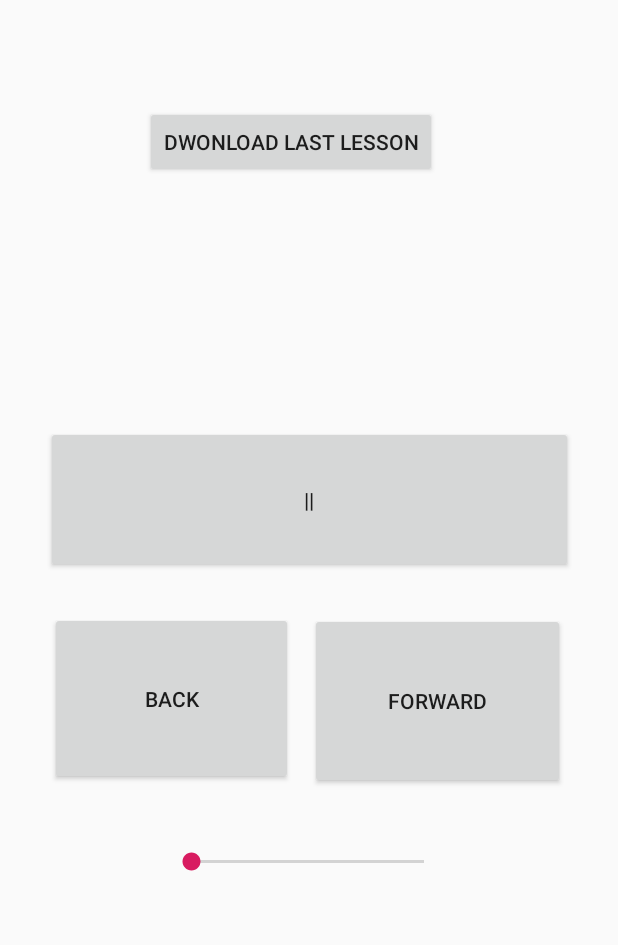
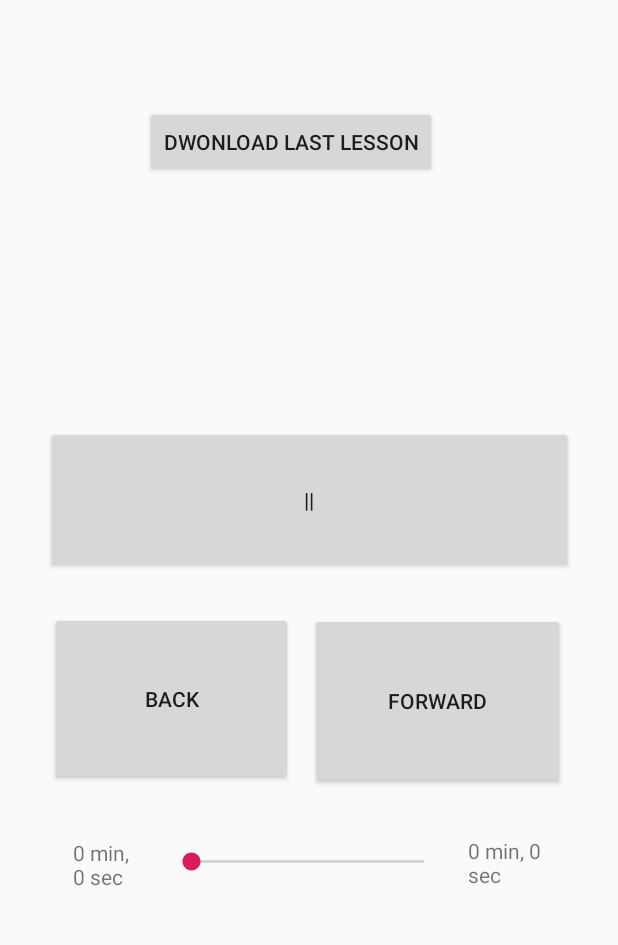
Before and after one commit to moziel1234/gmara-for-drivers, an Android app: the screen it shows after launch (MainActivity), after a tap on an icon or button, on a phone screen of 412 x 824 dp, the part 84-1029 px from its top. Run offline under Robolectric (Android 15) with nearby library versions, the phone set to English and light mode, and no system bars; 5 statements that could not run were skipped.

Commit message:
Times looks OK need to improve start time label

```diff
--- a/app/src/main/java/com/example/gmara/MainActivity.java
+++ b/app/src/main/java/com/example/gmara/MainActivity.java
@@ -24,6 +24,7 @@ import androidx.appcompat.widget.Toolbar;
 
 import java.io.FileFilter;
 import java.util.Calendar;
+import java.util.concurrent.TimeUnit;
 
 public class MainActivity extends AppCompatActivity {
     public static long downloadID;
@@ -40,6 +41,7 @@ public class MainActivity extends AppCompatActivity {
     public static int oneTimeOnly = 0;
     private Handler myHandler = new Handler();
     private SeekBar seekbar;
+    private TextView leftTime, rightTime;
 
     public BroadcastReceiver onDownloadComplete = new BroadcastReceiver() {
         @Override
@@ -71,6 +73,8 @@ public class MainActivity extends AppCompatActivity {
         final Button btnPlayPause = (Button)findViewById(R.id.btnPlayPause);
         final Button btnForward = (Button)findViewById(R.id.btnForward);
         final Button btnBack = (Button)findViewById(R.id.btnBack);
+        leftTime = (TextView)findViewById(R.id.textViewLest);
+        rightTime = (TextView)findViewById(R.id.textViewRight);
         seekbar = (SeekBar)findViewById(R.id.seekBar);
 
         // Set Download time to 2 AM
@@ -147,6 +151,20 @@ public class MainActivity extends AppCompatActivity {
 
                     seekbar.setProgress((int)startTime);
                     myHandler.postDelayed(UpdateSongTime,100);
+
+                    rightTime.setText(String.format("%d min, %d sec",
+                            TimeUnit.MILLISECONDS.toMinutes((long) finalTime),
+                            TimeUnit.MILLISECONDS.toSeconds((long) finalTime) -
+                                    TimeUnit.MINUTES.toSeconds(TimeUnit.MILLISECONDS.toMinutes((long)
+                                            finalTime)))
+                    );
+
+                    leftTime.setText(String.format("%d min, %d sec",
+                            TimeUnit.MILLISECONDS.toMinutes((long) startTime),
+                            TimeUnit.MILLISECONDS.toSeconds((long) startTime) -
+                                    TimeUnit.MINUTES.toSeconds(TimeUnit.MILLISECONDS.toMinutes((long)
+                                            startTime)))
+                    );
                 }
                 else {
                     btnPlayPause.setText(">");
@@ -163,15 +181,15 @@ public class MainActivity extends AppCompatActivity {
     private Runnable UpdateSongTime = new Runnable() {
         public void run() {
             startTime = mediaPlayer.getCurrentPosition();
-            /*
-            tx1.setText(String.format("%d min, %d sec",
+
+            rightTime,.setText(String.format("%d min, %d sec",
                     TimeUnit.MILLISECONDS.toMinutes((long) startTime),
                     TimeUnit.MILLISECONDS.toSeconds((long) startTime) -
                             TimeUnit.MINUTES.toSeconds(TimeUnit.MILLISECONDS.
                                     toMinutes((long) startTime)))
             );
 
-             */
+
             seekbar.setProgress((int)startTime);
             myHandler.postDelayed(this, 100);
         }
```
